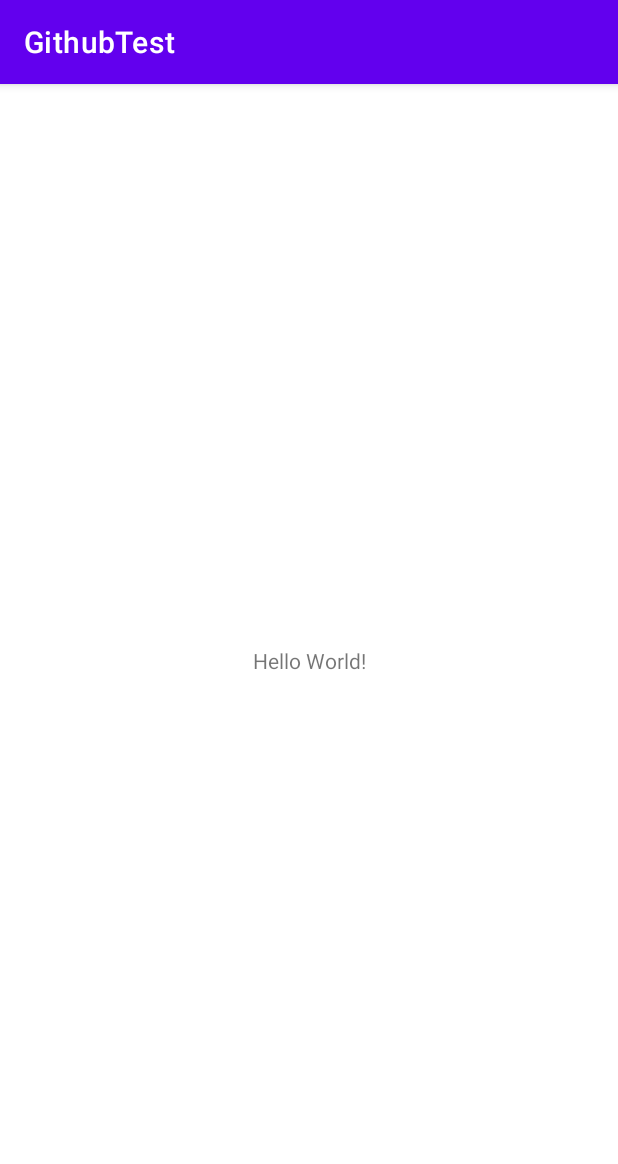
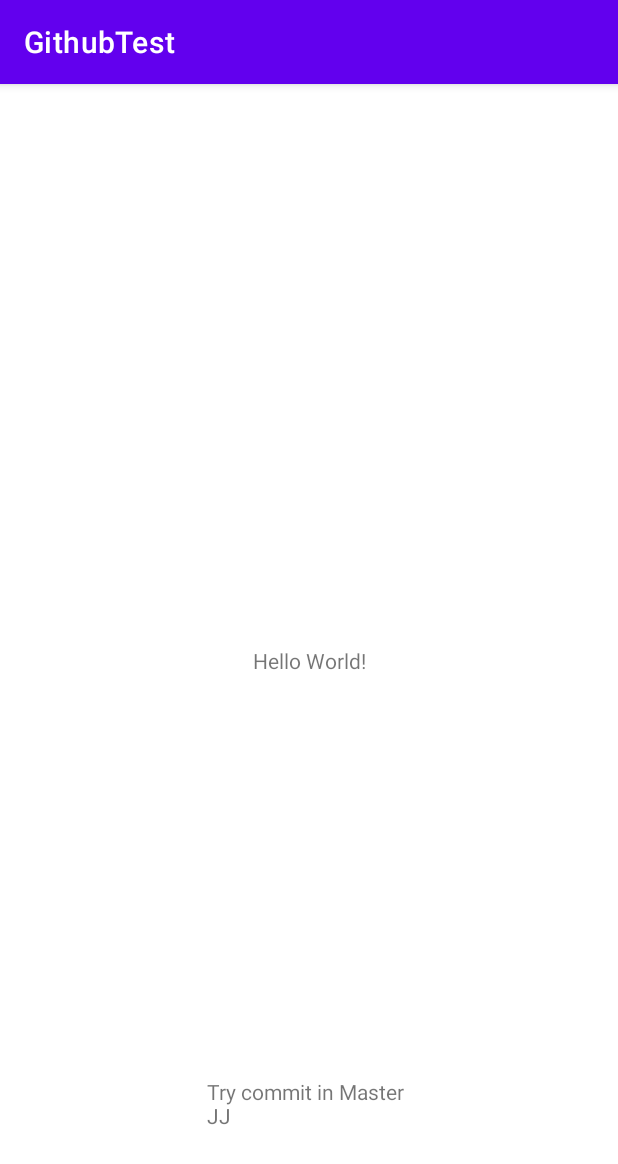
Before and after one commit to Stahre95/GithubTest, an Android app: the screen it shows after launch (MainActivity), on a phone screen of 412 x 824 dp. Shown: the top 1164 px of the screen. Run offline under Robolectric (Android 15) with nearby library versions, the phone set to English and light mode, and no system bars.

Commit message:
Try to commit in Master// JJ

```diff
--- a/app/src/main/res/layout/activity_main.xml
+++ b/app/src/main/res/layout/activity_main.xml
@@ -15,4 +15,15 @@
         app:layout_constraintRight_toRightOf="parent"
         app:layout_constraintTop_toTopOf="parent" />
 
+    <TextView
+        android:id="@+id/textView"
+        android:layout_width="136dp"
+        android:layout_height="56dp"
+        android:layout_marginBottom="50dp"
+        android:text="Try commit in Master JJ"
+        app:layout_constraintBottom_toBottomOf="parent"
+        app:layout_constraintEnd_toEndOf="parent"
+        app:layout_constraintHorizontal_bias="0.5"
+        app:layout_constraintStart_toStartOf="parent" />
+
 </androidx.constraintlayout.widget.ConstraintLayout>
```
